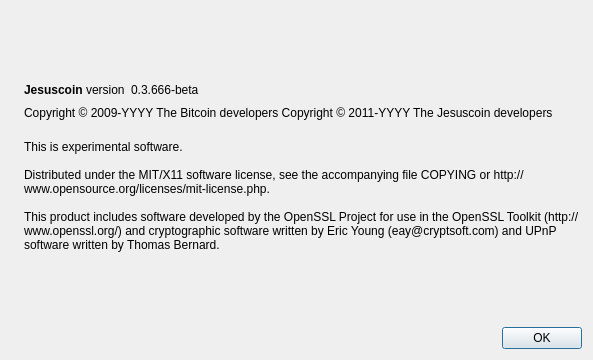
Before: the Qt Designer form src/qt/forms/aboutdialog.ui in Beggarcoin/beggarcoin, drawn with Qt 5.
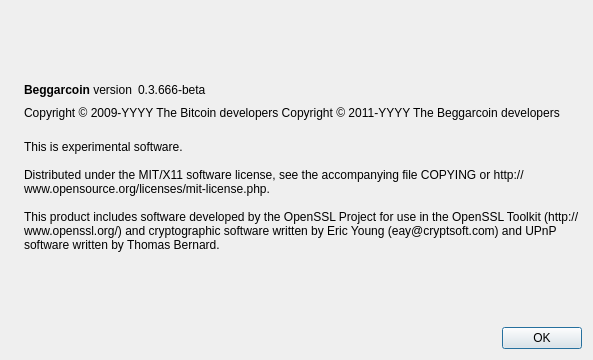
After: the same form once the commit is applied. Icons and pictures are not drawn.

```diff
--- a/src/qt/forms/aboutdialog.ui
+++ b/src/qt/forms/aboutdialog.ui
@@ -50,7 +50,7 @@
           <cursorShape>IBeamCursor</cursorShape>
          </property>
          <property name="text">
-          <string>&lt;b&gt;Jesuscoin&lt;/b&gt; version</string>
+          <string>&lt;b&gt;Beggarcoin&lt;/b&gt; version</string>
          </property>
          <property name="textInteractionFlags">
           <set>Qt::LinksAccessibleByMouse|Qt::TextSelectableByKeyboard|Qt::TextSelectableByMouse</set>
@@ -92,7 +92,7 @@
        </property>
        <property name="text">
         <string notr="true">Copyright &amp;copy; 2009-YYYY The Bitcoin developers
-Copyright &amp;copy; 2011-YYYY The Jesuscoin developers</string>
+Copyright &amp;copy; 2011-YYYY The Beggarcoin developers</string>
        </property>
        <property name="textFormat">
         <enum>Qt::RichText</enum>
```
Left out of the diff: 2 changed lines with no effect on the pictures.
